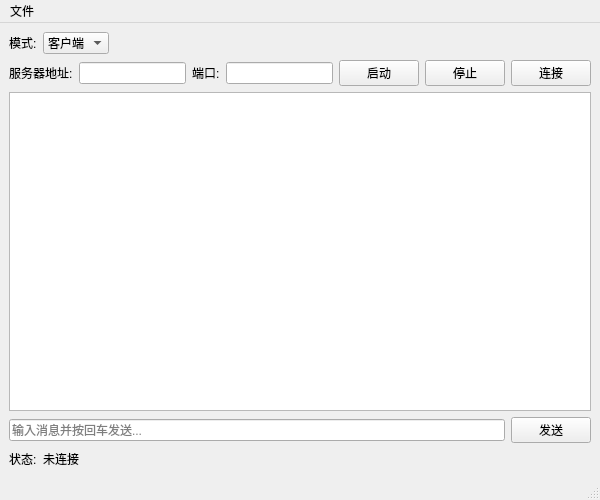
This is mainwindow.ui in serenNan/TCPDemo as Qt 5 draws it before an edit. The edited form follows.
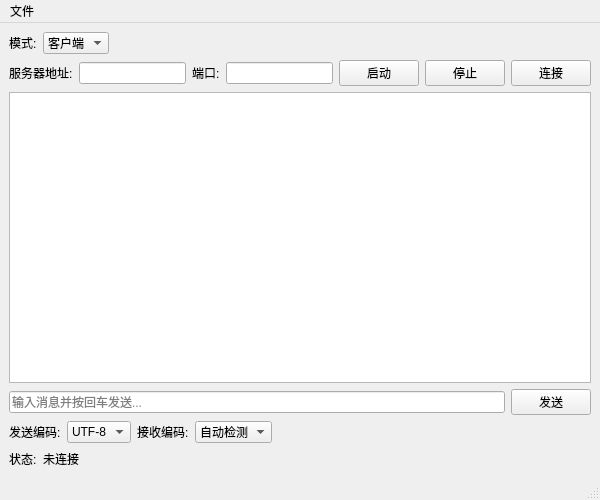
This is the edited form.

Commit message:
✨ feat: 添加编码设置功能
在主窗口中新增发送和接收编码选择，支持GBK和UTF-8编码。更新TCP客户端和服务器以根据选择的编码进行消息的发送和接收。同时，更新CMake配置以导出编译命令。

```diff
--- a/mainwindow.ui
+++ b/mainwindow.ui
@@ -127,6 +127,70 @@
       </item>
      </layout>
     </item>
+    <item>
+     <layout class="QHBoxLayout" name="encodingLayout">
+      <item>
+       <widget class="QLabel" name="encodingLabel">
+        <property name="text">
+         <string>发送编码:</string>
+        </property>
+       </widget>
+      </item>
+      <item>
+       <widget class="QComboBox" name="sendEncodingComboBox">
+        <item>
+         <property name="text">
+          <string>UTF-8</string>
+         </property>
+        </item>
+        <item>
+         <property name="text">
+          <string>GBK</string>
+         </property>
+        </item>
+       </widget>
+      </item>
+      <item>
+       <widget class="QLabel" name="receiveEncodingLabel">
+        <property name="text">
+         <string>接收编码:</string>
+        </property>
+       </widget>
+      </item>
+      <item>
+       <widget class="QComboBox" name="receiveEncodingComboBox">
+        <item>
+         <property name="text">
+          <string>自动检测</string>
+         </property>
+        </item>
+        <item>
+         <property name="text">
+          <string>UTF-8</string>
+         </property>
+        </item>
+        <item>
+         <property name="text">
+          <string>GBK</string>
+         </property>
+        </item>
+       </widget>
+      </item>
+      <item>
+       <spacer name="horizontalSpacer_3">
+        <property name="orientation">
+         <enum>Qt::Horizontal</enum>
+        </property>
+        <property name="sizeHint" stdset="0">
+         <size>
+          <width>40</width>
+          <height>20</height>
+         </size>
+        </property>
+       </spacer>
+      </item>
+     </layout>
+    </item>
     <item>
      <layout class="QHBoxLayout" name="statusLayout">
       <item>
```
The commit also changes 7 other files.
